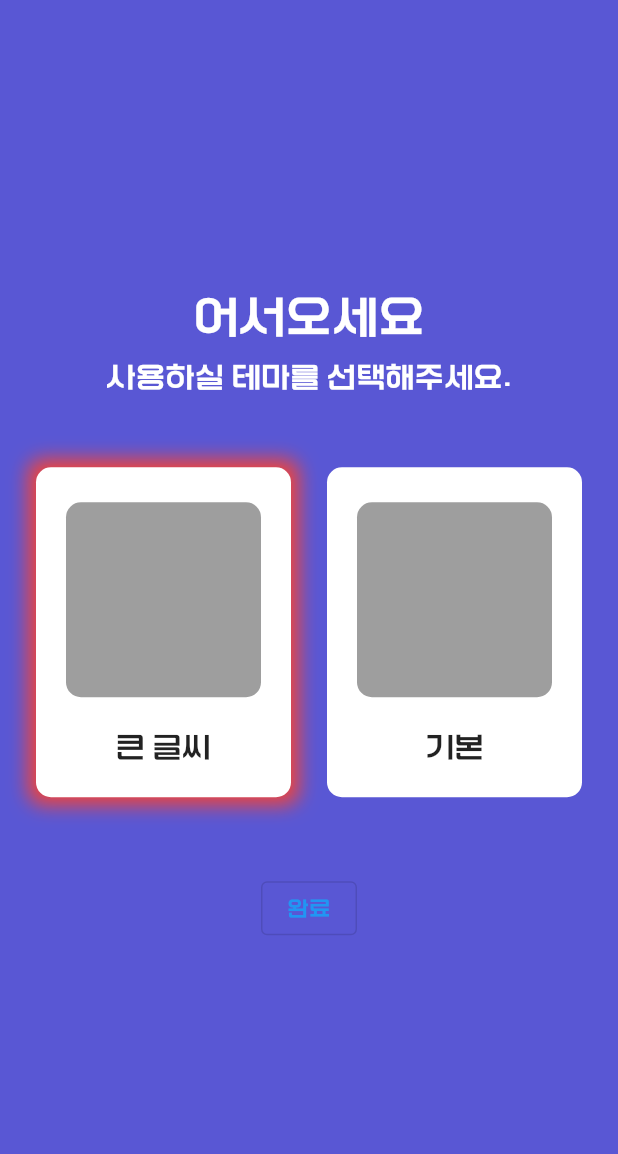
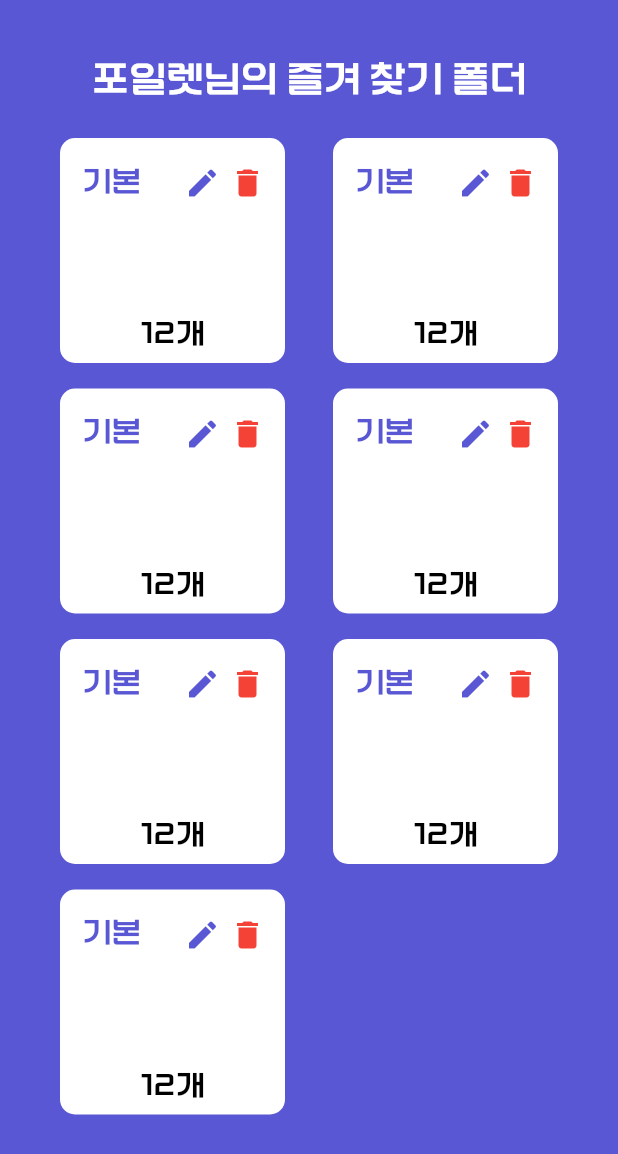
Before and after one commit to 4ilet/Find_Toilet, a Flutter app: the screen it shows after launch, on a phone screen of 412 x 824 dp. Shown: the top 1154 px of the screen. Run offline on Flutter 3.47's test engine with Material 2 defaults, Android fonts, the phone set to English and light mode, and no system bars.

Commit message:
#10 [FE-원경] style: 즐겨찾기 페이지 퍼블리싱

```diff
--- a/frontend/lib/main.dart
+++ b/frontend/lib/main.dart
@@ -1,4 +1,4 @@
-import 'package:find_toilet/screens/intro_screen.dart';
+import 'package:find_toilet/screens/book_mark_screen.dart';
 import 'package:flutter/material.dart';
 
 void main() {
@@ -14,7 +14,8 @@ class App extends StatelessWidget {
     return MaterialApp(
       title: 'Find Toilet',
       theme: ThemeData(fontFamily: 'Kimm'),
-      home: const Intro(),
+      // home: const Intro(),
+      home: const BookMarkMain(),
     );
   }
 }
--- /dev/null
+++ b/frontend/lib/screens/book_mark_screen.dart
@@ -0,0 +1,38 @@
+import 'package:find_toilet/utilities/style.dart';
+import 'package:find_toilet/utilities/type_enum.dart';
+import 'package:find_toilet/widgets/box_container.dart';
+import 'package:find_toilet/widgets/text_widget.dart';
+import 'package:flutter/material.dart';
+
+class BookMarkMain extends StatefulWidget {
+  const BookMarkMain({super.key});
+
+  @override
+  State<BookMarkMain> createState() => _BookMarkMainState();
+}
+
+class _BookMarkMainState extends State<BookMarkMain> {
+  @override
+  Widget build(BuildContext context) {
+    return Scaffold(
+      backgroundColor: mainColor,
+      body: Padding(
+        padding: const EdgeInsets.symmetric(horizontal: 40, vertical: 40),
+        child: SingleChildScrollView(
+          child: Column(mainAxisAlignment: MainAxisAlignment.center, children: [
+            const CustomText(
+              title: '포일렛님의 즐겨 찾기 폴더',
+              fontSize: FontSize.largeSize,
+              color: CustomColors.whiteColor,
+            ),
+            const SizedBox(height: 10),
+            BookMarkBox(),
+            BookMarkBox(),
+            BookMarkBox(),
+            BookMarkBox(onlyOne: true),
+          ]),
+        ),
+      ),
+    );
+  }
+}
--- a/frontend/lib/screens/main_screen.dart
+++ b/frontend/lib/screens/main_screen.dart
@@ -1,3 +1,4 @@
+import 'package:find_toilet/screens/book_mark_screen.dart';
 import 'package:flutter/material.dart';
 
 class Main extends StatelessWidget {
@@ -5,8 +6,23 @@ class Main extends StatelessWidget {
 
   @override
   Widget build(BuildContext context) {
-    return const Placeholder(
-      child: Text('여기는 메인'),
+    void toBookMark() {
+      Navigator.push(context,
+          MaterialPageRoute(builder: (context) => const BookMarkMain()));
+    }
+
+    return Scaffold(
+      body: Row(
+        children: [
+          const SizedBox(
+            height: 100,
+          ),
+          const Text('여기는 메인'),
+          IconButton(
+              onPressed: toBookMark,
+              icon: const Icon(Icons.star_border_rounded))
+        ],
+      ),
     );
   }
 }
--- a/frontend/lib/screens/select_theme_screen.dart
+++ b/frontend/lib/screens/select_theme_screen.dart
@@ -3,6 +3,7 @@ import 'package:find_toilet/utilities/style.dart';
 import 'package:find_toilet/utilities/type_enum.dart';
 import 'package:find_toilet/widgets/box_container.dart';
 import 'package:find_toilet/widgets/button.dart';
+import 'package:find_toilet/widgets/text_widget.dart';
 import 'package:flutter/material.dart';
 
 class SelectFontTheme extends StatefulWidget {
@@ -45,11 +46,16 @@ class _SelectFontThemeState extends State<SelectFontTheme> {
         mainAxisAlignment: MainAxisAlignment.center,
         children: [
           const Center(
-              child: WhiteText(title: '어서오세요', fontSize: FontSize.titleSize)),
+              child: CustomText(
+            title: '어서오세요',
+            fontSize: FontSize.titleSize,
+            color: CustomColors.whiteColor,
+          )),
           const SizedBox(height: 15),
-          const WhiteText(
+          const CustomText(
             title: '사용하실 테마를 선택해주세요.',
             fontSize: FontSize.defaultSize,
+            color: CustomColors.whiteColor,
           ),
           Row(
             mainAxisAlignment: MainAxisAlignment.center,
--- a/frontend/lib/utilities/style.dart
+++ b/frontend/lib/utilities/style.dart
@@ -1,18 +1,30 @@
+import 'package:find_toilet/utilities/type_enum.dart';
 import 'package:flutter/material.dart';
 
 //** 색 관련
 const mainColor = Color(0xFF5957D4);
 const whiteColor = Colors.white;
 const blackColor = Colors.black;
+const redColor = Colors.red;
+Color convertedColor(CustomColors color) {
+  switch (color) {
+    case CustomColors.whiteColor:
+      return whiteColor;
+    case CustomColors.mainColor:
+      return mainColor;
+    case CustomColors.blackColor:
+      return blackColor;
+    default:
+      return redColor;
+  }
+}
 
 //** 글씨 관련
 const double titleSize = 30;
 const double largeSize = 24;
 const double defaultSize = 19;
 
-enum FontSize { titleSize, largeSize, defaultSize }
-
-double convedSize(FontSize size) {
+double convertedSize(FontSize size) {
   switch (size) {
     case FontSize.titleSize:
       return titleSize;
@@ -22,17 +34,3 @@ double convedSize(FontSize size) {
       return defaultSize;
   }
 }
-
-class WhiteText extends StatelessWidget {
-  final String title;
-  final FontSize fontSize;
-  const WhiteText({super.key, required this.title, required this.fontSize});
-
-  @override
-  Widget build(BuildContext context) {
-    return Text(
-      title,
-      style: TextStyle(color: whiteColor, fontSize: convedSize(fontSize)),
-    );
-  }
-}
--- a/frontend/lib/utilities/type_enum.dart
+++ b/frontend/lib/utilities/type_enum.dart
@@ -6,3 +6,9 @@ typedef ReturnVoid = void Function();
 
 //* enums
 enum Themes { largeFont, defaultFont }
+
+enum FontSize { titleSize, largeSize, defaultSize }
+
+enum ExtendedFontSize { titleSize, largeSize, defaultSize }
+
+enum CustomColors { whiteColor, mainColor, redColor, blackColor }
--- a/frontend/lib/widgets/box_container.dart
+++ b/frontend/lib/widgets/box_container.dart
@@ -1,4 +1,6 @@
 import 'package:find_toilet/utilities/style.dart';
+import 'package:find_toilet/utilities/type_enum.dart';
+import 'package:find_toilet/widgets/text_widget.dart';
 import 'package:flutter/material.dart';
 
 class ThemeBox extends StatefulWidget {
@@ -78,3 +80,84 @@ class _CommonBoxState extends State<CommonBox> {
     );
   }
 }
+
+class BookMarkBox extends StatelessWidget {
+  bool onlyOne;
+  String folderName;
+  BookMarkBox({super.key, this.onlyOne = false, this.folderName = '기본'});
+
+  @override
+  Widget build(BuildContext context) {
+    return Padding(
+      padding: const EdgeInsets.only(top: 17),
+      child: Row(
+        mainAxisAlignment: MainAxisAlignment.spaceBetween,
+        children: [
+          FolderBox(folderName: folderName),
+          onlyOne ? const SizedBox() : FolderBox(folderName: folderName),
+        ],
+      ),
+    );
+  }
+}
+
+class FolderBox extends StatelessWidget {
+  const FolderBox({
+    super.key,
+    required this.folderName,
+  });
+
+  final String folderName;
+
+  @override
+  Widget build(BuildContext context) {
+    return GestureDetector(
+      onTap: () {},
+      child: CommonBox(
+          height: 150,
+          width: 150,
+          color: whiteColor,
+          child: Padding(
+            padding: const EdgeInsets.symmetric(horizontal: 15, vertical: 10),
+            child: Column(
+              mainAxisAlignment: MainAxisAlignment.spaceBetween,
+              children: [
+                Row(
+                  mainAxisAlignment: MainAxisAlignment.spaceBetween,
+                  children: [
+                    CustomText(
+                      title: folderName,
+                      fontSize: FontSize.defaultSize,
+                      color: CustomColors.mainColor,
+                    ),
+                    Row(
+                      mainAxisAlignment: MainAxisAlignment.center,
+                      children: [
+                        SizedBox(
+                          height: 37,
+                          width: 30,
+                          child: IconButton(
+                              onPressed: () {},
+                              icon: const Icon(Icons.edit, color: mainColor)),
+                        ),
+                        SizedBox(
+                          height: 37,
+                          width: 30,
+                          child: IconButton(
+                              onPressed: () {},
+                              icon: const Icon(Icons.delete, color: redColor)),
+                        ),
+                      ],
+                    ),
+                  ],
+                ),
+                const CustomText(
+                    title: '12개',
+                    fontSize: FontSize.defaultSize,
+                    color: CustomColors.blackColor)
+              ],
+            ),
+          )),
+    );
+  }
+}
--- /dev/null
+++ b/frontend/lib/widgets/text_widget.dart
@@ -0,0 +1,23 @@
+import 'package:find_toilet/utilities/style.dart';
+import 'package:find_toilet/utilities/type_enum.dart';
+import 'package:flutter/material.dart';
+
+class CustomText extends StatelessWidget {
+  final String title;
+  final FontSize fontSize;
+  final CustomColors color;
+  const CustomText(
+      {super.key,
+      required this.title,
+      required this.fontSize,
+      required this.color});
+
+  @override
+  Widget build(BuildContext context) {
+    return Text(
+      title,
+      style: TextStyle(
+          color: convertedColor(color), fontSize: convertedSize(fontSize)),
+    );
+  }
+}
```
